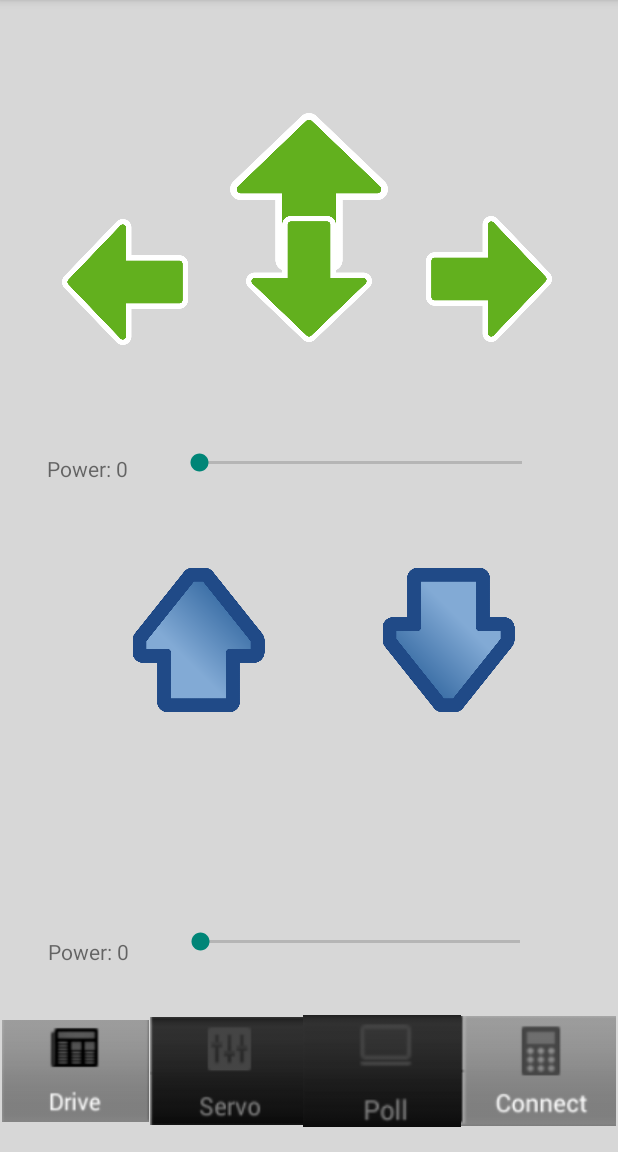
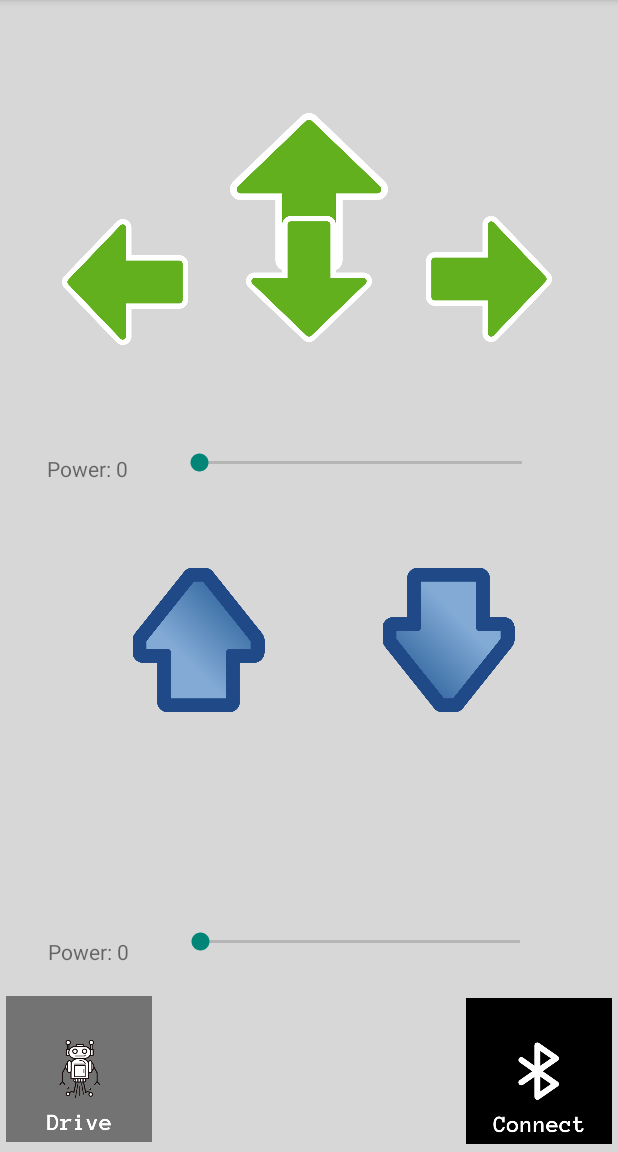
Before and after one commit to AndrewCawthon/GroupProjectCOSC426, an Android app: the RobotDriveScreen screen opened directly, with no data from a screen before it, on a phone screen of 412 x 824 dp, the part 84-1236 px from its top. Run offline under Robolectric (Android 15) with nearby library versions, the phone set to English and light mode, and no system bars.

Commit message:
added new pictures to differentiate which screen

```diff
--- a/A12-BTver03/app/src/main/res/layout/drive_screen.xml
+++ b/A12-BTver03/app/src/main/res/layout/drive_screen.xml
@@ -53,39 +53,13 @@
         android:layout_height="97dp"
         android:layout_marginStart="1dp"
         android:layout_marginBottom="5dp"
-        android:src="@drawable/drive"
+        android:src="@drawable/drive_selected"
         app:layout_constraintBottom_toBottomOf="parent"
-        app:layout_constraintEnd_toEndOf="parent"
-        app:layout_constraintHorizontal_bias="0.0"
+        app:layout_constraintEnd_toStartOf="@+id/connectImageView"
+        app:layout_constraintHorizontal_bias="0.009"
         app:layout_constraintStart_toStartOf="parent"
         app:layout_constraintTop_toTopOf="parent"
-        app:layout_constraintVertical_bias="1.0" />
-
-    <ImageView
-        android:id="@+id/servoImageView"
-        android:layout_width="102dp"
-        android:layout_height="97dp"
-        android:layout_marginBottom="5dp"
-        android:src="@drawable/servo"
-        app:layout_constraintBottom_toBottomOf="parent"
-        app:layout_constraintEnd_toEndOf="parent"
-        app:layout_constraintHorizontal_bias="0.004"
-        app:layout_constraintStart_toEndOf="@+id/driveImageView"
-        app:layout_constraintTop_toTopOf="parent"
-        app:layout_constraintVertical_bias="1.0" />
-
-    <ImageView
-        android:id="@+id/pollImageView"
-        android:layout_width="105dp"
-        android:layout_height="97dp"
-        android:layout_marginBottom="5dp"
-        android:src="@drawable/poll"
-        app:layout_constraintBottom_toBottomOf="parent"
-        app:layout_constraintEnd_toEndOf="parent"
-        app:layout_constraintHorizontal_bias="0.0"
-        app:layout_constraintStart_toEndOf="@+id/servoImageView"
-        app:layout_constraintTop_toTopOf="parent"
-        app:layout_constraintVertical_bias="1.0" />
+        app:layout_constraintVertical_bias="0.998" />
 
     <ImageView
         android:id="@+id/connectImageView"
@@ -93,11 +67,9 @@
         android:layout_height="97dp"
         android:layout_marginEnd="1dp"
         android:layout_marginBottom="5dp"
-        android:src="@drawable/connect"
+        android:src="@drawable/connect_mine"
         app:layout_constraintBottom_toBottomOf="parent"
         app:layout_constraintEnd_toEndOf="parent"
-        app:layout_constraintHorizontal_bias="0.0"
-        app:layout_constraintStart_toEndOf="@+id/pollImageView"
         app:layout_constraintTop_toTopOf="parent"
         app:layout_constraintVertical_bias="1.0" />
 
@@ -107,18 +79,20 @@
         android:layout_height="0dp"
         android:layout_marginTop="4dp"
         android:layout_marginBottom="327dp"
+        android:longClickable="true"
         app:layout_constraintBottom_toTopOf="@+id/connectionDriveTextView"
         app:layout_constraintEnd_toEndOf="parent"
         app:layout_constraintStart_toStartOf="parent"
         app:layout_constraintTop_toTopOf="parent"
         app:layout_constraintVertical_bias="0.16"
         app:srcCompat="@drawable/arrow_default"
-        android:longClickable="true"/>
+        tools:ignore="SpeakableTextPresentCheck" />
 
     <ImageView
         android:id="@+id/driveBack"
         android:layout_width="105dp"
         android:layout_height="84dp"
+        android:longClickable="true"
         android:rotation="180"
         app:layout_constraintBottom_toBottomOf="parent"
         app:layout_constraintEnd_toEndOf="parent"
@@ -126,12 +100,13 @@
         app:layout_constraintTop_toTopOf="parent"
         app:layout_constraintVertical_bias="0.211"
         app:srcCompat="@drawable/arrow_default"
-        android:longClickable="true"/>
+        tools:ignore="SpeakableTextPresentCheck" />
 
     <ImageView
         android:id="@+id/driveRight"
         android:layout_width="105dp"
         android:layout_height="84dp"
+        android:longClickable="true"
         android:rotation="90"
         app:layout_constraintBottom_toBottomOf="parent"
         app:layout_constraintEnd_toEndOf="parent"
@@ -140,12 +115,13 @@
         app:layout_constraintTop_toTopOf="parent"
         app:layout_constraintVertical_bias="0.211"
         app:srcCompat="@drawable/arrow_default"
-        android:longClickable="true"/>
+        tools:ignore="SpeakableTextPresentCheck" />
 
     <ImageView
         android:id="@+id/driveLeft"
         android:layout_width="105dp"
         android:layout_height="84dp"
+        android:longClickable="true"
         android:rotation="270"
         app:layout_constraintBottom_toBottomOf="parent"
         app:layout_constraintEnd_toEndOf="parent"
@@ -154,7 +130,7 @@
         app:layout_constraintTop_toTopOf="parent"
         app:layout_constraintVertical_bias="0.213"
         app:srcCompat="@drawable/arrow_default"
-        android:longClickable="true"/>
+        tools:ignore="SpeakableTextPresentCheck" />
 
     <ImageView
         android:id="@+id/powerUp"
```
Also changed, not shown: A12-BTver03/app/src/main/res/layout/activity_main.xml (+5 -57 lines), A12-BTver03/app/src/main/res/drawable/connect_mine.png (added), A12-BTver03/app/src/main/res/drawable/connect_selected.png (added), A12-BTver03/app/src/main/res/drawable/drive_mine.png (added), A12-BTver03/app/src/main/res/drawable/drive_selected.png (added).
